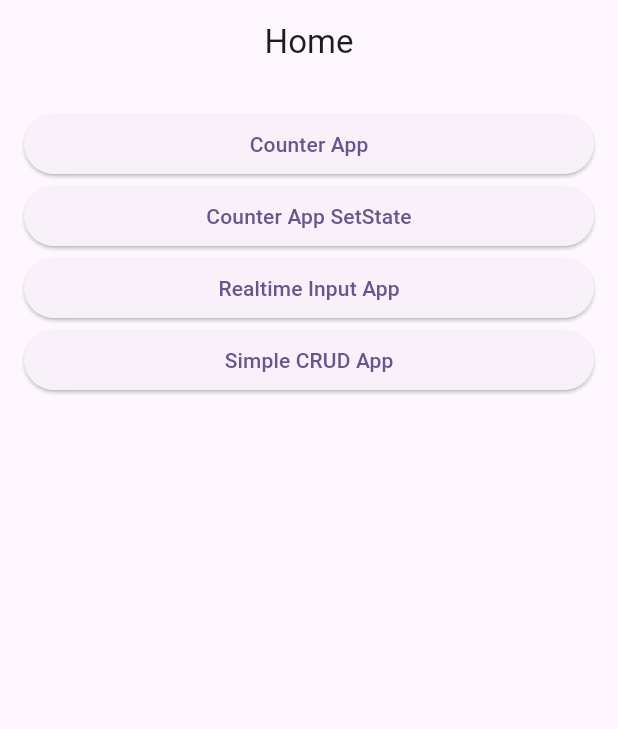
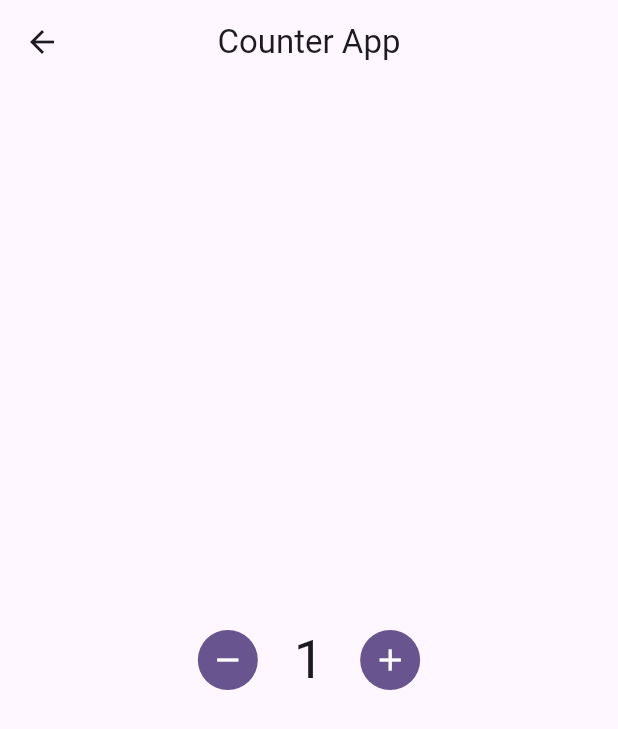
Before and after one commit to TedoHarisC/learning_simple_getX, a Flutter app: the screen it shows after launch, after a tap on "Counter App", on a phone screen of 412 x 824 dp. Shown: the top 729 px of the screen. Run offline on Flutter 3.47's test engine with Material 3 defaults, Android fonts, the phone set to English and light mode, and no system bars; our stand-ins replace get.

Commit message:
Membuat counter app dengan menggunakan GetX

```diff
--- /dev/null
+++ b/lib/counter_app.dart
@@ -0,0 +1,44 @@
+import 'package:flutter/material.dart';
+import 'package:get/get.dart';
+
+class CounterApp extends StatelessWidget {
+  const CounterApp({super.key});
+
+  @override
+  Widget build(BuildContext context) {
+    final counter = 1.obs;
+    return Scaffold(
+      appBar: AppBar(
+        title: const Text('Counter App'),
+        centerTitle: true,
+      ),
+      body: Center(
+        child: Row(
+          mainAxisAlignment: MainAxisAlignment.center,
+          children: [
+            IconButton.filled(
+              onPressed: () {
+                counter.value -= 1;
+              },
+              icon: const Icon(Icons.remove),
+            ),
+            const SizedBox(width: 20),
+            Obx(() {
+              return Text(
+                '${counter.value}',
+                style: Theme.of(context).textTheme.displaySmall,
+              );
+            }),
+            const SizedBox(width: 20),
+            IconButton.filled(
+              onPressed: () {
+                counter.value += 1;
+              },
+              icon: const Icon(Icons.add),
+            ),
+          ],
+        ),
+      ),
+    );
+  }
+}
--- a/lib/home_page.dart
+++ b/lib/home_page.dart
@@ -1,3 +1,4 @@
+import 'package:course_getx/counter_app.dart';
 import 'package:flutter/material.dart';
 
 class HomePage extends StatelessWidget {
@@ -14,7 +15,14 @@ class HomePage extends StatelessWidget {
         padding: const EdgeInsets.all(16),
         children: [
           ElevatedButton(
-            onPressed: () {},
+            onPressed: () {
+              Navigator.push(
+                context,
+                MaterialPageRoute(
+                  builder: (context) => const CounterApp(),
+                ),
+              );
+            },
             child: const Text('Counter App'),
           ),
           ElevatedButton(
```
Also changed, not shown: pubspec.lock, 4 other files.
